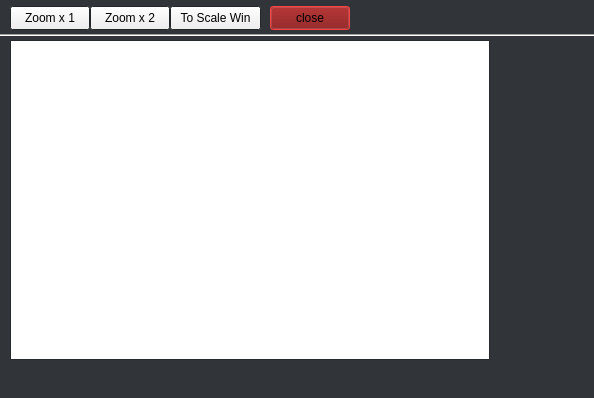
This is graphics-test/dialog.ui in Electronscape/sidbox-softwares as Qt 5 draws it before an edit. The edited form follows.
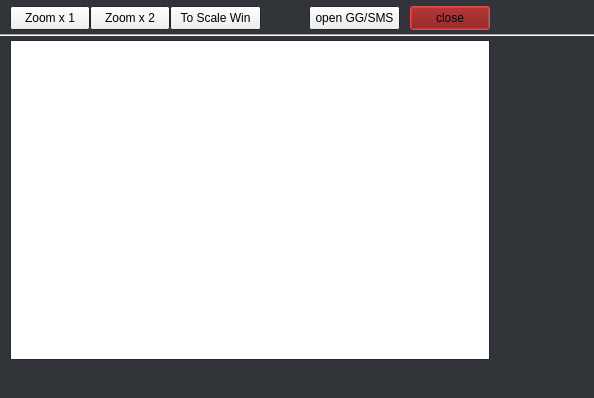
This is the edited form. Icons and pictures are not drawn.

Commit message: Audio and Visual working with an OPEN ROM option!

What changed in the file:
```diff
--- a/graphics-test/dialog.ui
+++ b/graphics-test/dialog.ui
@@ -77,7 +77,7 @@
   <widget class="QPushButton" name="cmdClose">
    <property name="geometry">
     <rect>
-     <x>270</x>
+     <x>410</x>
      <y>6</y>
      <width>80</width>
      <height>24</height>
@@ -296,6 +296,19 @@
     <enum>Qt::Orientation::Horizontal</enum>
    </property>
   </widget>
+  <widget class="QPushButton" name="cmdOpenRom">
+   <property name="geometry">
+    <rect>
+     <x>309</x>
+     <y>6</y>
+     <width>91</width>
+     <height>24</height>
+    </rect>
+   </property>
+   <property name="text">
+    <string>open GG/SMS</string>
+   </property>
+  </widget>
  </widget>
  <resources/>
  <connections/>
```
The commit also changes 8 other files.
